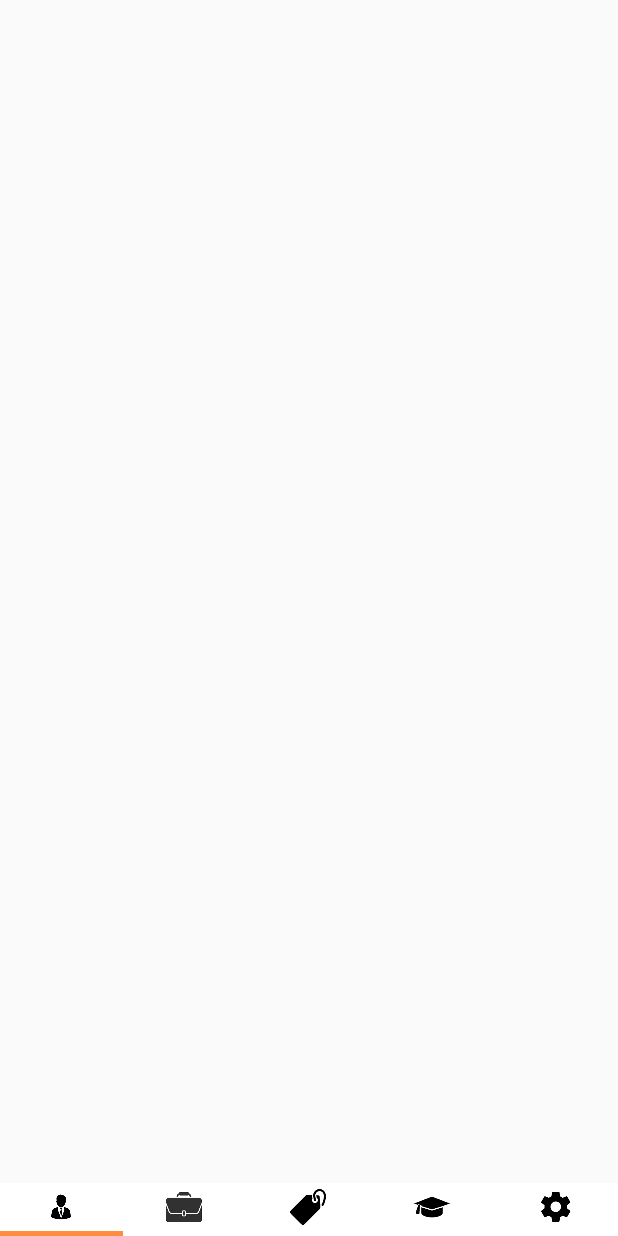
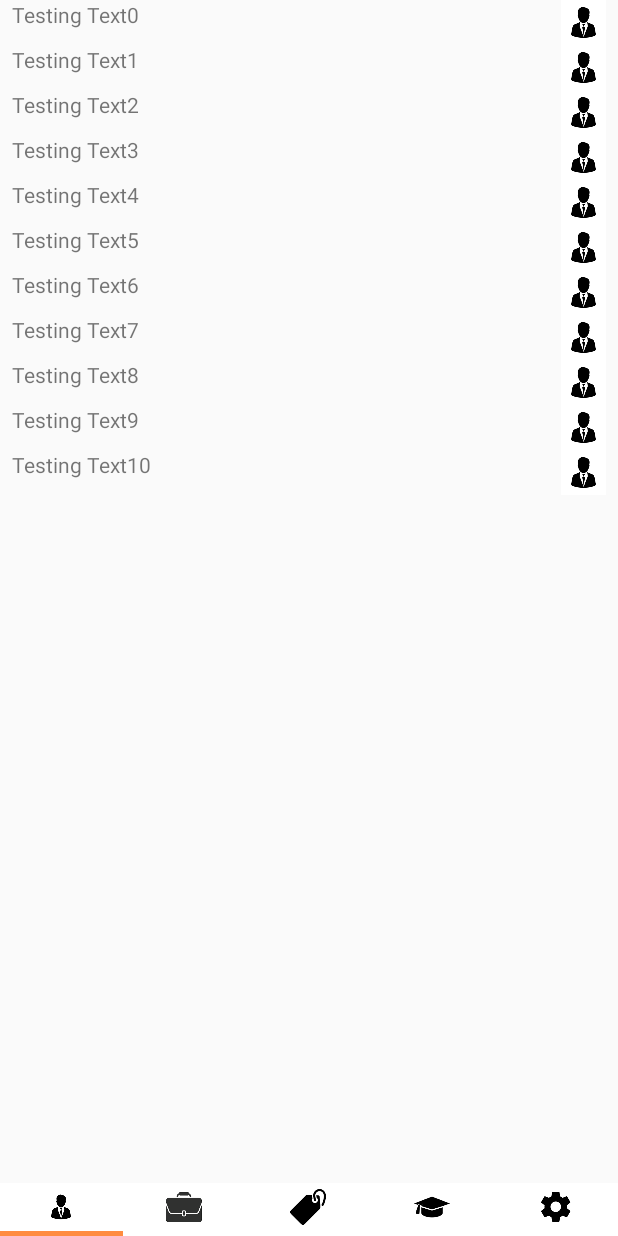
Before and after one commit to piashan/TG, an Android app: the screen it shows after launch (MainActivity), after a tap on "PLAY", on a phone screen of 412 x 824 dp. Run offline under Robolectric (Android 15) with nearby library versions, the phone set to English and light mode, and no system bars.

Commit message:
Desing setting and added icon and recyclerview to ply

```diff
--- a/app/src/main/AndroidManifest.xml
+++ b/app/src/main/AndroidManifest.xml
@@ -4,7 +4,7 @@
 
     <application
         android:allowBackup="true"
-        android:icon="@mipmap/ic_launcher"
+        android:icon="@drawable/tackgainlogo"
         android:label="@string/app_name"
         android:supportsRtl="true"
         android:theme="@style/AppTheme">
--- a/app/src/main/java/mp/piash/tg/adapter/TabFragmentPageAdapter.java
+++ b/app/src/main/java/mp/piash/tg/adapter/TabFragmentPageAdapter.java
@@ -7,6 +7,7 @@ import android.app.FragmentManager;
 import android.support.v13.app.FragmentStatePagerAdapter;
 
 import mp.piash.tg.fragment.BlankFragment;
+import mp.piash.tg.fragment.SettingFragment;
 
 
 /**
@@ -23,7 +24,12 @@ public class TabFragmentPageAdapter extends android.support.v4.app.FragmentState
 
     @Override
     public android.support.v4.app.Fragment getItem(int position) {
-        return new BlankFragment();
+        if (position == 4){
+            return new SettingFragment();
+        }else {
+            return new BlankFragment();
+        }
+
     }
 
     @Override
--- a/app/src/main/java/mp/piash/tg/fragment/BlankFragment.java
+++ b/app/src/main/java/mp/piash/tg/fragment/BlankFragment.java
@@ -12,6 +12,7 @@ import android.view.LayoutInflater;
 import android.view.View;
 import android.view.ViewGroup;
 
+import java.util.ArrayList;
 import java.util.List;
 import java.util.StringTokenizer;
 
@@ -38,10 +39,12 @@ public class BlankFragment extends Fragment {
         View view =  inflater.inflate(R.layout.fragment_blank, container, false);
         mRecyclerViewPlay = (RecyclerView)view.findViewById(R.id.recyclerViewPlay);
 
+         mStringList = new ArrayList<>();
         for (int i = 0; i <11 ; i++) {
-            mStringList.add("yo yo" + i);
+            mStringList.add("Testing Text" + i);
         }
         mLayoutManager = new GridLayoutManager(getActivity(), 1);
+        mRecyclerViewPlay.setLayoutManager(mLayoutManager);
         mAdapterPlay = new AdapterPlay( getActivity(),mStringList);
         mRecyclerViewPlay.setAdapter(mAdapterPlay);
         return view;
--- a/app/src/main/java/mp/piash/tg/fragment/MainContentFragment.java
+++ b/app/src/main/java/mp/piash/tg/fragment/MainContentFragment.java
@@ -10,6 +10,7 @@ import android.view.LayoutInflater;
 import android.view.View;
 import android.view.ViewGroup;
 import android.widget.Button;
+import android.widget.ImageView;
 
 import mp.piash.tg.R;
 
@@ -19,6 +20,7 @@ import mp.piash.tg.R;
 public class MainContentFragment extends Fragment {
 
     private Button mButtonPlay;
+    private ImageView mImageViewSetting;
     public MainContentFragment() {
         // Required empty public constructor
     }
@@ -30,19 +32,10 @@ public class MainContentFragment extends Fragment {
         // Inflate the layout for this fragment
         View view = inflater.inflate(R.layout.fragment_main_content, container, false);
         mButtonPlay = (Button)view.findViewById(R.id.buttonPlay);
+        mImageViewSetting = (ImageView)view.findViewById(R.id.imageViewSetting);
 
-        mButtonPlay.setOnClickListener(
-                new View.OnClickListener() {
-                    @Override
-                    public void onClick(View view) {
-                        FragmentManager fm = getFragmentManager();
-                        FragmentTransaction ft = fm.beginTransaction();
-                        ft.replace(R.id.activity_main, new TabbedFragment());
-                        ft.commit();
-                    }
-                }
-        );
-
+        play();
+        setting();
       /*  android.app.FragmentManager fm = getFragmentManager();
         android.app.FragmentTransaction ft = fm.beginTransaction();
         ft.add(R.id.activity_main, new MainContentFragment());
@@ -52,4 +45,34 @@ public class MainContentFragment extends Fragment {
         return view;
     }
 
+    private void play(){
+        mButtonPlay.setOnClickListener(
+                new View.OnClickListener() {
+                    @Override
+                    public void onClick(View view) {
+                        FragmentManager fm = getFragmentManager();
+                        FragmentTransaction ft = fm.beginTransaction();
+                        ft.replace(R.id.activity_main, new TabbedFragment());
+                        ft.addToBackStack(null);
+                        ft.commit();
+                    }
+                }
+        );
+
+    }
+    private void setting(){
+        mImageViewSetting.setOnClickListener(
+                new View.OnClickListener() {
+                    @Override
+                    public void onClick(View view) {
+                        FragmentManager fm = getFragmentManager();
+                        FragmentTransaction ft = fm.beginTransaction();
+                        ft.replace(R.id.activity_main, new SettingFragment());
+                        ft.addToBackStack(null);
+                        ft.commit();
+                    }
+                }
+        );
+    }
+
 }
--- a/app/src/main/res/layout/fragment_blank.xml
+++ b/app/src/main/res/layout/fragment_blank.xml
@@ -5,7 +5,7 @@
     tools:context="mp.piash.tg.fragment.BlankFragment">
 
     <android.support.v7.widget.RecyclerView
-        android:layout_width="wrap_content"
+        android:layout_width="match_parent"
         android:layout_height="wrap_content"
         android:id="@+id/recyclerViewPlay"/>
 
--- a/app/src/main/res/layout/fragment_main_content.xml
+++ b/app/src/main/res/layout/fragment_main_content.xml
@@ -49,6 +49,7 @@
             <ImageView
                 android:layout_width="wrap_content"
                 android:layout_height="wrap_content"
+                android:id="@+id/imageViewSetting"
                 android:layout_marginRight="8dp"
                 android:src="@mipmap/ic_settings_black_24dp"/>
             <ImageView
--- a/app/src/main/res/layout/layout_adapter_play.xml
+++ b/app/src/main/res/layout/layout_adapter_play.xml
@@ -1,18 +1,23 @@
 <?xml version="1.0" encoding="utf-8"?>
 <LinearLayout xmlns:android="http://schemas.android.com/apk/res/android"
     android:layout_width="match_parent"
-    android:layout_height="match_parent"
+    android:layout_height="wrap_content"
+    android:layout_marginLeft="8dp"
+    android:layout_marginRight="8dp"
+    android:weightSum="1"
     android:orientation="horizontal">
 
-    <ImageView
-        android:layout_width="wrap_content"
-        android:layout_height="wrap_content"
-        android:id="@+id/imageViewPlay"
-        android:src="@drawable/index1"/>
     <TextView
         android:layout_width="wrap_content"
         android:layout_height="wrap_content"
         android:id="@+id/textViewPlayTitle"
         android:text="Testing"/>
+    <ImageView
+        android:layout_width="30dp"
+        android:layout_height="30dp"
+        android:id="@+id/imageViewPlay"
+        android:layout_gravity="right"
+        android:layout_weight="2"
+        android:src="@drawable/index1"/>
 
 </LinearLayout>
```
Also changed, not shown: app/src/main/java/mp/piash/tg/fragment/SettingFragment.java (added, +32 -0 lines), app/src/main/res/layout/fragment_setting.xml (added, +119 -0 lines), app/src/main/res/drawable/tackgainlogo.png (added).
